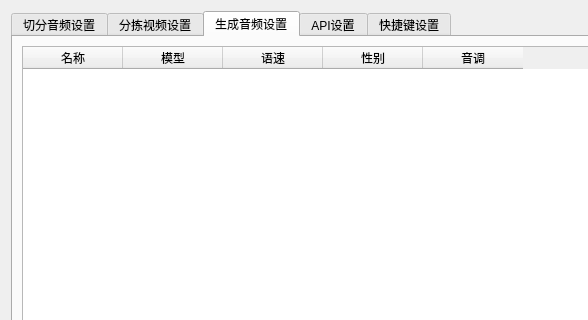
Above: QTUI/main_setting_ui.ui from secure-artifacts/assistant-tool before the change; both pictures show x 0 to 588 and y 0 to 320 of the 739 by 486 pixel window. Below: the same form after it.
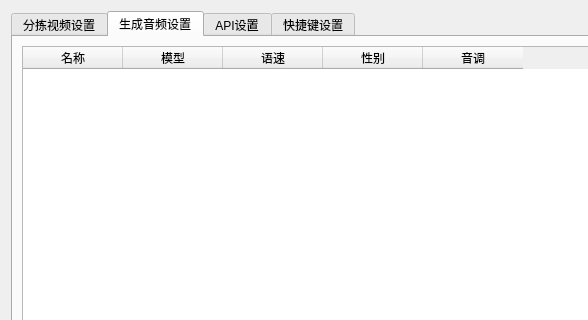
That is the form after the change.

What changed in the file:
```diff
--- a/QTUI/main_setting_ui.ui
+++ b/QTUI/main_setting_ui.ui
@@ -19,11 +19,6 @@
      <property name="currentIndex">
       <number>2</number>
      </property>
-     <widget class="QWidget" name="tab">
-      <attribute name="title">
-       <string>切分音频设置</string>
-      </attribute>
-     </widget>
      <widget class="QWidget" name="tab_2">
       <attribute name="title">
        <string>分拣视频设置</string>
```
Left out of the diff: 2 changed lines with no effect on the pictures.
